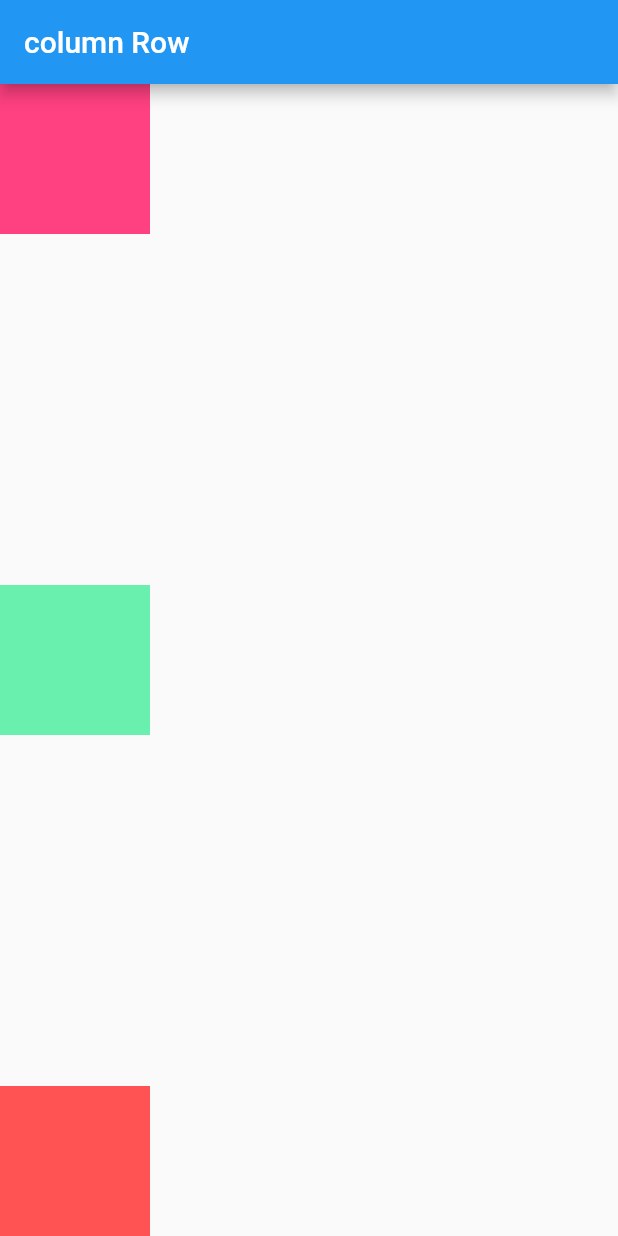
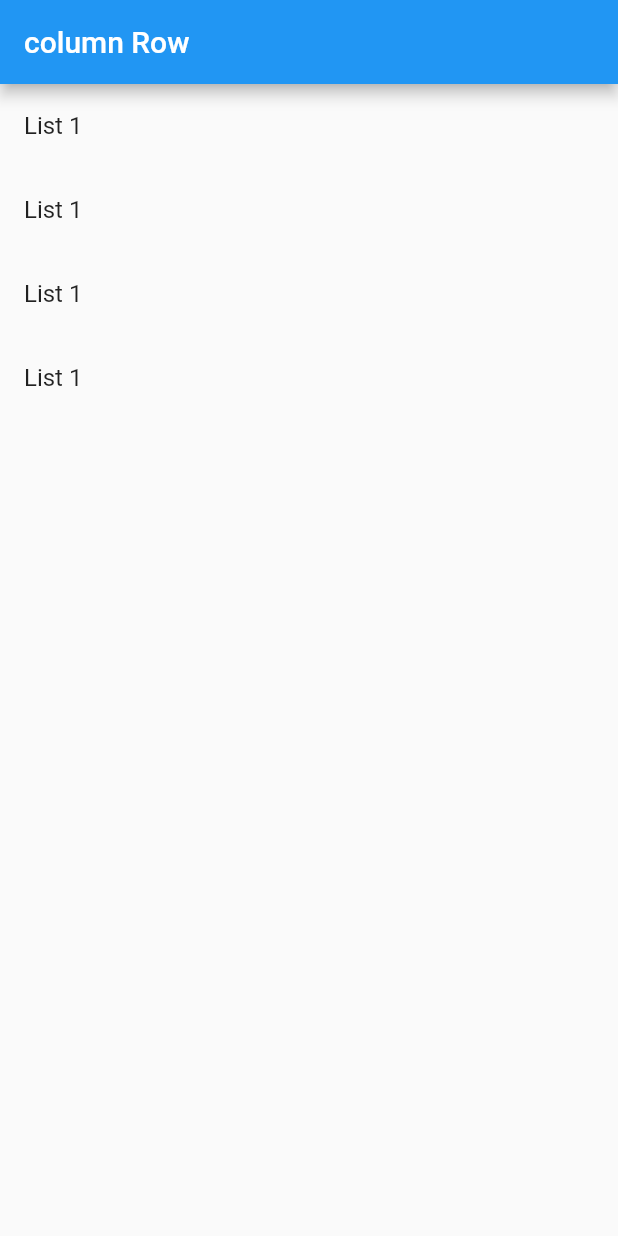
Before and after one commit to iqbalhasandev/Mobile-Application-Development-With-Flutter, a Flutter app: the screen it shows after launch, on a phone screen of 412 x 824 dp. Run offline on Flutter 3.47's test engine with Material 2 defaults, Android fonts, the phone set to English and light mode, and no system bars.

Commit message:
List View Excercise

```diff
--- a/lib/main.dart
+++ b/lib/main.dart
@@ -12,28 +12,30 @@ class MyApp extends StatelessWidget {
         appBar: AppBar(
           title: Text("column Row"),
         ),
-        body: Column(
-          mainAxisAlignment: MainAxisAlignment.spaceBetween,
-          crossAxisAlignment: CrossAxisAlignment.start,
-          children: <Widget>[
-            Container(
-              height: 100,
-              width: 100,
-              color: Colors.pinkAccent,
-            ),
-            Container(
-              height: 100,
-              width: 100,
-              color: Colors.greenAccent,
-            ),
-            Container(
-              height: 100,
-              width: 100,
-              color: Colors.redAccent,
-            ),
-          ],
-        ),
+        body: MyListView(),
       ),
     );
   }
 }
+
+class MyListView extends StatelessWidget {
+  @override
+  Widget build(BuildContext context) {
+    return ListView(
+      children: [
+        ListTile(
+          title: Text('List 1'),
+        ),
+        ListTile(
+          title: Text('List 1'),
+        ),
+        ListTile(
+          title: Text('List 1'),
+        ),
+        ListTile(
+          title: Text('List 1'),
+        ),
+      ],
+    );
+  }
+}
```
